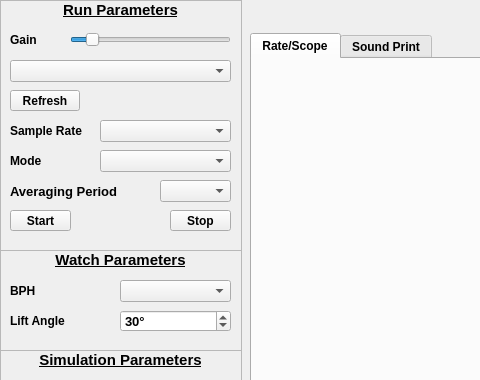
First picture: the form in src/ui/MainWindow.ui, repository Ji-Min-Lee/2026-3-sw-architect-studio-project, before the edit; both pictures show x 0 to 480 and y 0 to 380 of the 1280 by 750 pixel window.
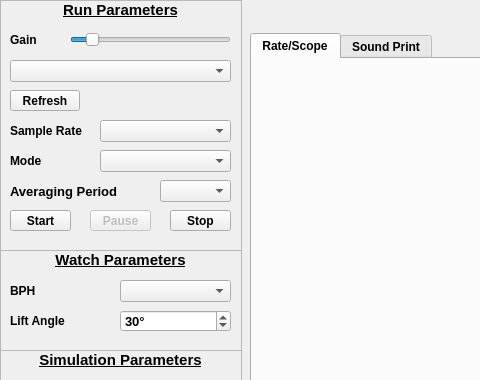
Second picture: the form after the edit. Custom widgets are drawn as their Qt base class.

Commit message:
feat(ui): promote Pause button to main toolbar with auto-reset on Stop
Move PausePushButton from tab-bar corner widget to a dedicated Qt Designer
button in MainWindow.ui, replacing the old inline mPauseButton member.
Extract pause logic into setDisplayPaused() and wire it via the standard
on_PausePushButton_toggled() slot; button is enabled only while running and
auto-resets (unchecked, graphs unfrozen) when Stop is pressed.
RateScopeTab and SoundPrintTab now guard onMeasurement() with mPaused so
their individual displays also freeze correctly.

```diff
--- a/src/ui/MainWindow.ui
+++ b/src/ui/MainWindow.ui
@@ -86,6 +86,30 @@
       <string>Start</string>
      </property>
     </widget>
+    <widget class="QPushButton" name="PausePushButton">
+     <property name="enabled">
+      <bool>false</bool>
+     </property>
+     <property name="geometry">
+      <rect>
+       <x>90</x>
+       <y>210</y>
+       <width>61</width>
+       <height>21</height>
+      </rect>
+     </property>
+     <property name="font">
+      <font>
+       <bold>true</bold>
+      </font>
+     </property>
+     <property name="checkable">
+      <bool>true</bool>
+     </property>
+     <property name="text">
+      <string>Pause</string>
+     </property>
+    </widget>
     <widget class="QPushButton" name="StopPushButton">
      <property name="enabled">
       <bool>true</bool>
```
The commit also changes 4 other files.
